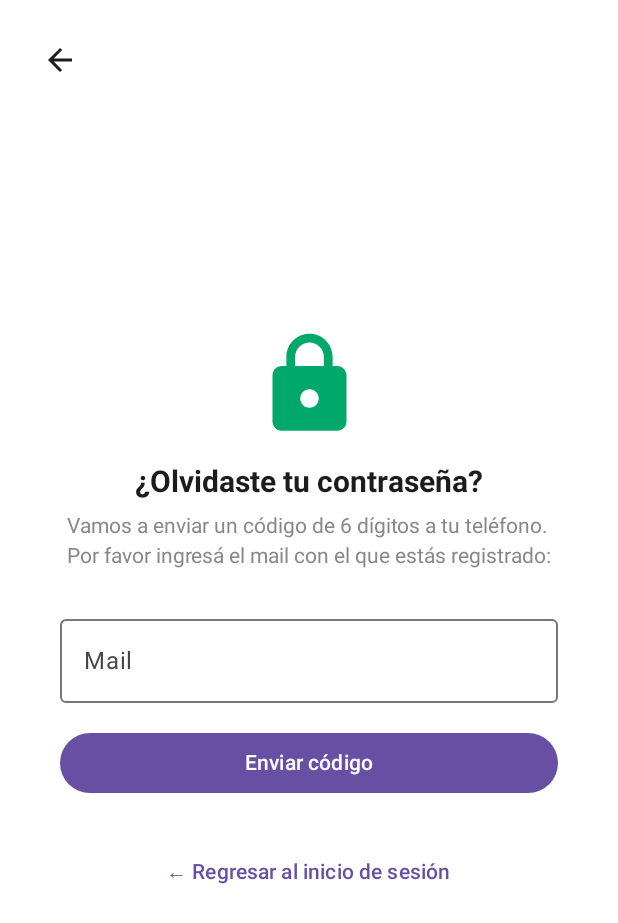
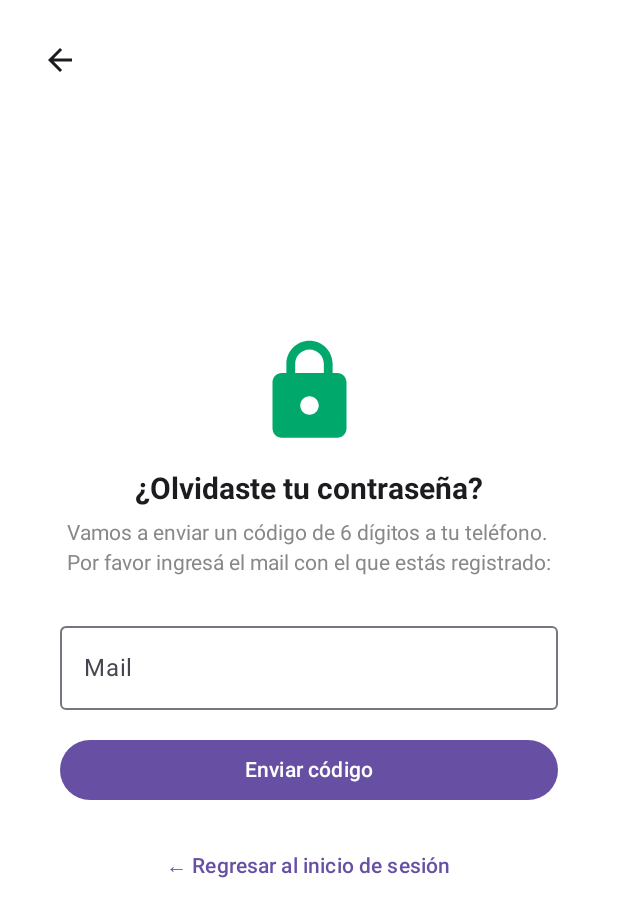
Before and after one commit to MToschiUade/TPO-DESA_APPS_1_Compose, an Android app built with Jetpack Compose: the PasswordResetScreen screen opened through its navigation route, on a phone screen of 412 x 824 dp. Shown: the top 923 px of the screen. Run offline under Robolectric (Android 15) with nearby library versions, the phone set to English and light mode, and no system bars; our stand-ins replace Room's generated code; pictures from the network do not load.

```diff
--- a/app/src/main/java/com/example/tpo_desa_1/data/source/remote/ApiService.kt
+++ b/app/src/main/java/com/example/tpo_desa_1/data/source/remote/ApiService.kt
@@ -7,6 +7,8 @@ import okhttp3.MultipartBody
 import retrofit2.Response
 import retrofit2.http.*
 import com.example.tpo_desa_1.data.model.response.RecetaAprobadaDTO
+import com.example.tpo_desa_1.data.model.response.Usuario
+import com.example.tpo_desa_1.data.model.Receta
 
 
 interface ApiService {
@@ -71,4 +73,19 @@ interface ApiService {
     suspend fun login(
         @Body request: LoginRequest
     ): Response<LoginResponse>
+
+/**@GET("usuarios/alias/{alias}")
+    suspend fun getUsuarioByAlias(
+        @Path("alias") alias: String,
+        @Header("Authorization") token: String
+    ): Usuario */
+
+    @GET("users/alias")
+    suspend fun getUsuarioPorAlias(@Query("alias") alias: String): Response<Usuario>
+
+
+    @GET("recipes/myrecipes")
+    suspend fun getMyRecipes(@Header("Authorization") token: String): Response<List<Receta>>
+
+
 }
--- a/app/src/main/java/com/example/tpo_desa_1/data/source/remote/RecetaRemoteDataSource.kt
+++ b/app/src/main/java/com/example/tpo_desa_1/data/source/remote/RecetaRemoteDataSource.kt
@@ -11,9 +11,11 @@ import okhttp3.RequestBody.Companion.toRequestBody
 import com.example.tpo_desa_1.data.model.Receta
 import com.example.tpo_desa_1.data.mapper.toModel
 import com.example.tpo_desa_1.data.model.response.RecetaAprobadaDTO
+import retrofit2.Response
 
 class RecetaRemoteDataSource(
     private val api: ApiService
+
 ) {
 
     suspend fun subirImagen(context: Context, uri: Uri): String = withContext(Dispatchers.IO) {
@@ -95,6 +97,9 @@ class RecetaRemoteDataSource(
             emptyList()
         }
     }
+    suspend fun getRecetasCreadas(token: String): Response<List<Receta>> {
 
+        return api.getMyRecipes(token)
+    }
 
 }
--- a/app/src/main/java/com/example/tpo_desa_1/repository/RecetaRepository.kt
+++ b/app/src/main/java/com/example/tpo_desa_1/repository/RecetaRepository.kt
@@ -9,4 +9,5 @@ interface RecetaRepository {
     suspend fun obtenerRecetasPorUsuario(alias: String): List<Receta>
     suspend fun obtenerRecetasAprobadasRecientes(): List<Receta>
     suspend fun obtenerTodasAprobadas(): List<Receta>
+    suspend fun getRecetasCreadas(token: String): List<Receta>
 }
--- a/app/src/main/java/com/example/tpo_desa_1/ui/screens/NewPasswordScreen.kt
+++ b/app/src/main/java/com/example/tpo_desa_1/ui/screens/NewPasswordScreen.kt
@@ -34,7 +34,7 @@ fun NewPasswordScreen(navController: NavController, email: String) {
         modifier = Modifier
             .fillMaxSize()
             .background(Color.White)
-            .padding(16.dp)
+            .padding(10.dp)
     ) {
         IconButton(
             onClick = { navController.popBackStack() },
--- a/app/src/main/java/com/example/tpo_desa_1/ui/screens/PasswordResetScreen.kt
+++ b/app/src/main/java/com/example/tpo_desa_1/ui/screens/PasswordResetScreen.kt
@@ -89,7 +89,7 @@ fun PasswordResetScreen(navController: NavController) {
                 Text("Enviar código")
             }
 
-            Spacer(modifier = Modifier.height(24.dp))
+            Spacer(modifier = Modifier.height(15.dp))
 
             TextButton(onClick = { navController.popBackStack() }) {
                 Text("← Regresar al inicio de sesión")
--- a/app/src/main/java/com/example/tpo_desa_1/viewmodel/ProfileViewModel.kt
+++ b/app/src/main/java/com/example/tpo_desa_1/viewmodel/ProfileViewModel.kt
@@ -16,9 +16,11 @@ class ProfileViewModel(
     private val _recetasCreadas = MutableStateFlow<List<Receta>>(emptyList())
     val recetasCreadas: StateFlow<List<Receta>> = _recetasCreadas.asStateFlow()
 
-    fun cargarRecetasCreadas(aliasUsuario: String) {
+
+    fun cargarRecetasCreadas(token: String) {
         viewModelScope.launch {
-            _recetasCreadas.value = recetaRepository.obtenerRecetasPorUsuario(aliasUsuario)
+            val recetas = recetaRepository.getRecetasCreadas(token)
+            _recetasCreadas.value = recetas
         }
     }
 }
--- a/app/src/main/java/com/example/tpo_desa_1/viewmodel/SessionViewModel.kt
+++ b/app/src/main/java/com/example/tpo_desa_1/viewmodel/SessionViewModel.kt
@@ -6,6 +6,7 @@ import androidx.lifecycle.viewModelScope
 import com.example.tpo_desa_1.repository.UsuarioRepository
 import kotlinx.coroutines.flow.*
 import kotlinx.coroutines.launch
+import com.example.tpo_desa_1.data.model.response.Usuario
 
 class SessionViewModel(
     application: Application,
@@ -26,6 +27,12 @@ class SessionViewModel(
 
     private val _email = MutableStateFlow<String?>(null)
     val email: StateFlow<String?> = _email.asStateFlow()
+
+    private val _usuario = MutableStateFlow<Usuario?>(null)
+    val usuario: StateFlow<Usuario?> = _usuario.asStateFlow()
+
+    private val _cantidadRecetasCreadas = MutableStateFlow(0)
+    val cantidadRecetasCreadas: StateFlow<Int> = _cantidadRecetasCreadas.asStateFlow()
 
     init {
         // Escuchar cambios en DataStore
@@ -75,4 +82,24 @@ class SessionViewModel(
             _loginState.value = LoginResult.Idle
         }
     }
+
+    fun cargarDatosUsuario() {
+        val aliasActual = _alias.value ?: return
+        viewModelScope.launch {
+            val usuarioData = usuarioRepository.getUserByAlias(aliasActual)
+            _usuario.value = usuarioData
+        }
+    }
+
+    fun getAccessTokenActual(): String? {
+        return accessToken.value
+    }
+
+    fun cargarCantidadRecetasCreadas() {
+        val token = _accessToken.value ?: return
+        viewModelScope.launch {
+            val recetas = usuarioRepository.getRecetasCreadas(token)
+            _cantidadRecetasCreadas.value = recetas.size
+        }
+    }
 }
```
Also changed, not shown: app/src/main/java/com/example/tpo_desa_1/data/model/response/Usuario.kt (added, +15 -0 lines), app/src/main/java/com/example/tpo_desa_1/repository/RecetaRepositoryImpl.kt (+14 -0 lines), app/src/main/java/com/example/tpo_desa_1/repository/UsuarioRepository.kt (+27 -0 lines), app/src/main/java/com/example/tpo_desa_1/ui/screens/ProfileScreen.kt (+31 -34 lines).
